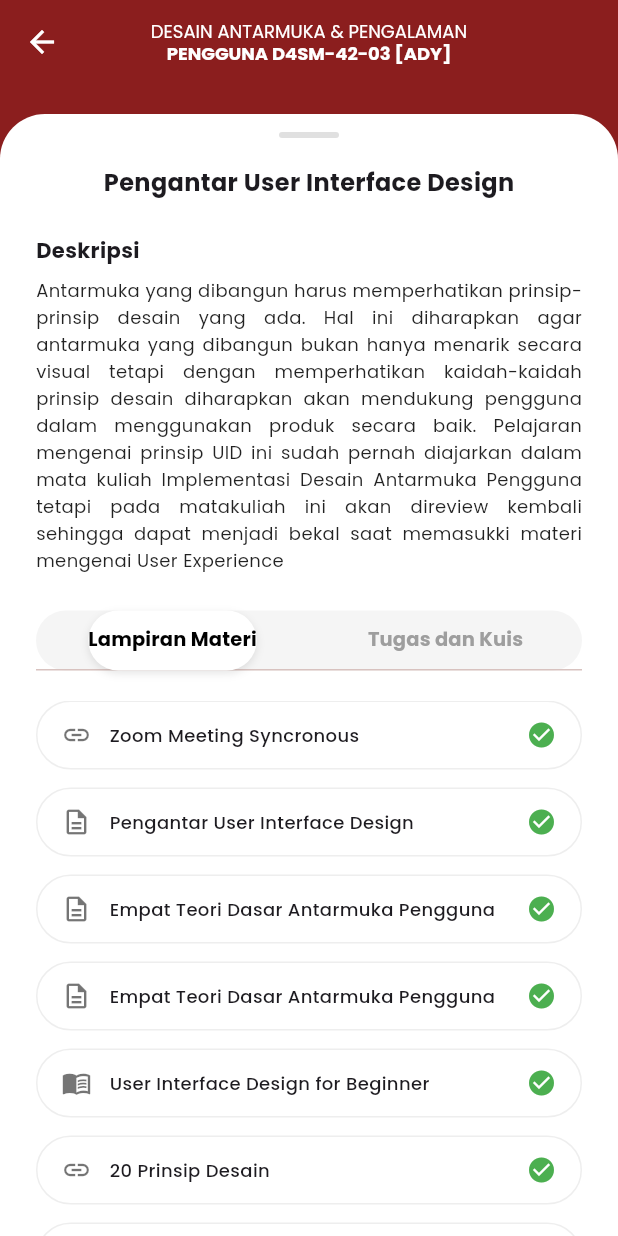
After one commit to iqbalurrofiq/Lentera2, a Flutter app: the MaterialDetailPage screen opened directly, on a phone screen of 412 x 824 dp. The commit adds this screen. Run offline on Flutter 3.47's test engine with Material 3 defaults, Android fonts, the phone set to English and light mode, and no system bars; our stand-ins replace google_fonts.

Commit message:
mengisi  pengantar user interface design dan zoom meeting

```diff
--- a/lentera/lib/pages/course_detail_page.dart
+++ b/lentera/lib/pages/course_detail_page.dart
@@ -4,6 +4,7 @@ import '../models/quiz_model.dart';
 import '../theme/colors.dart';
 import 'quiz_detail_page.dart';
 import 'assignment_detail_page.dart';
+import 'material_detail_page.dart'; // Add this import
 
 class CourseDetailPage extends StatefulWidget {
   final Course course;
@@ -132,7 +133,17 @@ class _CourseDetailPageState extends State<CourseDetailPage> with SingleTickerPr
       itemCount: materiList.length,
       itemBuilder: (context, index) {
         final item = materiList[index];
-        return Card(
+        return InkWell(
+          onTap: () {
+            // For demo, only the first item navigates to the detail page
+            if (index == 0) {
+               Navigator.push(
+                context,
+                MaterialPageRoute(builder: (context) => const MaterialDetailPage()),
+              );
+            }
+          },
+          child: Card(
             margin: const EdgeInsets.only(bottom: 16),
             shape: RoundedRectangleBorder(borderRadius: BorderRadius.circular(12)),
             elevation: 0,
@@ -173,6 +184,7 @@ class _CourseDetailPageState extends State<CourseDetailPage> with SingleTickerPr
                     style: TextStyle(color: Colors.grey[600], fontSize: 12),
                   ),
                 ],
+              ),
             ),
           ),
         );
--- /dev/null
+++ b/lentera/lib/pages/material_detail_page.dart
@@ -0,0 +1,213 @@
+import 'package:flutter/material.dart';
+import 'package:url_launcher/url_launcher.dart';
+import '../theme/colors.dart';
+
+class MaterialDetailPage extends StatefulWidget {
+  const MaterialDetailPage({super.key});
+
+  @override
+  State<MaterialDetailPage> createState() => _MaterialDetailPageState();
+}
+
+class _MaterialDetailPageState extends State<MaterialDetailPage> with SingleTickerProviderStateMixin {
+  late TabController _tabController;
+
+  @override
+  void initState() {
+    super.initState();
+    _tabController = TabController(length: 2, vsync: this);
+  }
+
+  @override
+  void dispose() {
+    _tabController.dispose();
+    super.dispose();
+  }
+
+  @override
+  Widget build(BuildContext context) {
+    return Scaffold(
+      backgroundColor: AppColors.primary, // Maroon background for header feel
+      appBar: AppBar(
+        leading: const BackButton(color: Colors.white),
+        title: const Column(
+          children: [
+            Text(
+              'DESAIN ANTARMUKA & PENGALAMAN',
+              style: TextStyle(color: Colors.white, fontSize: 12),
+            ),
+             Text(
+              'PENGGUNA D4SM-42-03 [ADY]',
+              style: TextStyle(color: Colors.white, fontSize: 12, fontWeight: FontWeight.bold),
+            ),
+          ],
+        ),
+        centerTitle: true,
+        backgroundColor: AppColors.primary,
+        elevation: 0,
+      ),
+      body: Container(
+        margin: const EdgeInsets.only(top: 20),
+        decoration: const BoxDecoration(
+          color: Colors.white,
+          borderRadius: BorderRadius.vertical(top: Radius.circular(30)),
+        ),
+        child: Column(
+          children: [
+            // Handle bar
+            Center(
+              child: Container(
+                margin: const EdgeInsets.only(top: 12, bottom: 8),
+                width: 40,
+                height: 4,
+                decoration: BoxDecoration(
+                  color: Colors.grey[300],
+                  borderRadius: BorderRadius.circular(2),
+                ),
+              ),
+            ),
+
+            Expanded(
+              child: Padding(
+                padding: const EdgeInsets.symmetric(horizontal: 24.0),
+                child: Column(
+                  crossAxisAlignment: CrossAxisAlignment.start,
+                  children: [
+                    const SizedBox(height: 10),
+                    const Center(
+                      child: Text(
+                        'Pengantar User Interface Design',
+                        style: TextStyle(
+                          fontSize: 16,
+                          fontWeight: FontWeight.bold,
+                        ),
+                      ),
+                    ),
+                    const SizedBox(height: 24),
+                    const Text(
+                      'Deskripsi',
+                      style: TextStyle(
+                        fontSize: 14,
+                        fontWeight: FontWeight.bold,
+                      ),
+                    ),
+                    const SizedBox(height: 8),
+                    const Text(
+                      'Antarmuka yang dibangun harus memperhatikan prinsip-prinsip desain yang ada. Hal ini diharapkan agar antarmuka yang dibangun bukan hanya menarik secara visual tetapi dengan memperhatikan kaidah-kaidah prinsip desain diharapkan akan mendukung pengguna dalam menggunakan produk secara baik. Pelajaran mengenai prinsip UID ini sudah pernah diajarkan dalam mata kuliah Implementasi Desain Antarmuka Pengguna tetapi pada matakuliah ini akan direview kembali sehingga dapat menjadi bekal saat memasukki materi mengenai User Experience',
+                      style: TextStyle(fontSize: 12, height: 1.5, color: Colors.black87),
+                      textAlign: TextAlign.justify,
+                    ),
+                    const SizedBox(height: 24),
+
+                    // Inner Tabs
+                    Container(
+                      height: 40,
+                      decoration: BoxDecoration(
+                        color: Colors.grey[100],
+                        borderRadius: BorderRadius.circular(20),
+                      ),
+                      child: TabBar(
+                        controller: _tabController,
+                        indicator: BoxDecoration(
+                          color: Colors.white,
+                          borderRadius: BorderRadius.circular(20),
+                          boxShadow: [
+                            BoxShadow(
+                              color: Colors.black.withOpacity(0.1),
+                              blurRadius: 4,
+                              offset: const Offset(0, 2),
+                            ),
+                          ],
+                        ),
+                        labelColor: Colors.black,
+                        unselectedLabelColor: Colors.grey,
+                        labelStyle: const TextStyle(fontWeight: FontWeight.bold, fontSize: 13),
+                        tabs: const [
+                          Tab(text: "Lampiran Materi"),
+                          Tab(text: "Tugas dan Kuis"),
+                        ],
+                      ),
+                    ),
+                    const SizedBox(height: 20),
+
+                    // Tab View
+                    Expanded(
+                      child: TabBarView(
+                        controller: _tabController,
+                        children: [
+                          _buildLampiranList(),
+                          const Center(child: Text("Tugas dan Kuis Content")),
+                        ],
+                      ),
+                    ),
+                  ],
+                ),
+              ),
+            ),
+          ],
+        ),
+      ),
+    );
+  }
+
+  Widget _buildLampiranList() {
+    final items = [
+      {
+        'icon': Icons.link,
+        'title': 'Zoom Meeting Syncronous',
+        'checked': true,
+        'url': 'https://us05web.zoom.us/myhome',
+      },
+      {'icon': Icons.description_outlined, 'title': 'Pengantar User Interface Design', 'checked': true},
+      {'icon': Icons.description_outlined, 'title': 'Empat Teori Dasar Antarmuka Pengguna', 'checked': true},
+      {'icon': Icons.description_outlined, 'title': 'Empat Teori Dasar Antarmuka Pengguna', 'checked': true},
+      {'icon': Icons.menu_book_outlined, 'title': 'User Interface Design for Beginner', 'checked': true},
+      {'icon': Icons.link, 'title': '20 Prinsip Desain', 'checked': true},
+       {'icon': Icons.link, 'title': 'Best Practice UI Design', 'checked': true},
+    ];
+
+    return ListView.builder(
+      itemCount: items.length,
+      padding: EdgeInsets.zero,
+      itemBuilder: (context, index) {
+        final item = items[index];
+        return InkWell(
+          onTap: () async {
+            if (item.containsKey('url')) {
+              final url = Uri.parse(item['url'] as String);
+              if (!await launchUrl(url, mode: LaunchMode.externalApplication)) {
+                if (context.mounted) {
+                  ScaffoldMessenger.of(context).showSnackBar(
+                    SnackBar(content: Text('Could not launch $url')),
+                  );
+                }
+              }
+            }
+          },
+          child: Container(
+            margin: const EdgeInsets.only(bottom: 12),
+            padding: const EdgeInsets.symmetric(horizontal: 16, vertical: 12),
+            decoration: BoxDecoration(
+              border: Border.all(color: Colors.grey[200]!),
+              borderRadius: BorderRadius.circular(30),
+            ),
+            child: Row(
+              children: [
+                Icon(item['icon'] as IconData, size: 20, color: Colors.black54),
+                const SizedBox(width: 12),
+                Expanded(
+                  child: Text(
+                    item['title'] as String,
+                    style: const TextStyle(fontSize: 12, fontWeight: FontWeight.w500),
+                  ),
+                ),
+                if (item['checked'] as bool)
+                  const Icon(Icons.check_circle, color: Colors.green, size: 20),
+              ],
+            ),
+          ),
+        );
+      },
+    );
+  }
+}
--- a/lentera/pubspec.yaml
+++ b/lentera/pubspec.yaml
@@ -35,6 +35,7 @@ dependencies:
   # Use with the CupertinoIcons class for iOS style icons.
   cupertino_icons: ^1.0.8
   google_fonts: ^6.3.3
+  url_launcher: ^6.3.2
 
 dev_dependencies:
   flutter_test:
```
Also changed, not shown: lentera/pubspec.lock, 6 other files. Lines whose indentation alone changed are shown as unchanged.
